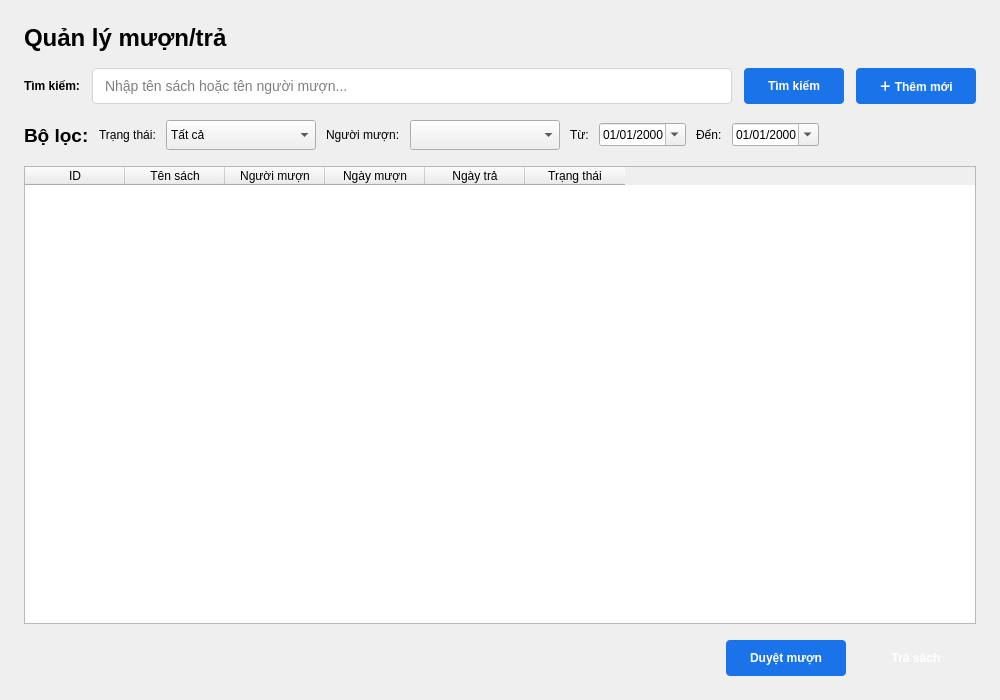
Before: the Qt Designer form view/screen_loans.ui in phuongphuong5110-create/library-app, drawn with Qt 5.
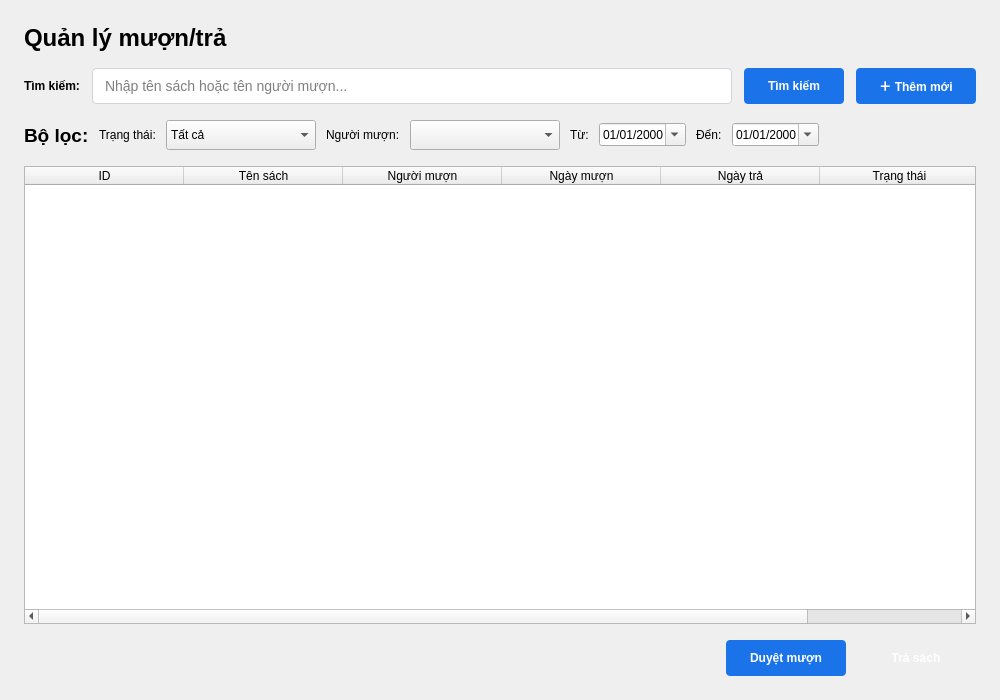
After: the same form once the commit is applied.

```diff
--- a/view/screen_loans.ui
+++ b/view/screen_loans.ui
@@ -269,6 +269,18 @@
      <property name="showGrid">
       <bool>true</bool>
      </property>
+     <attribute name="horizontalHeaderMinimumSectionSize">
+      <number>30</number>
+     </attribute>
+     <attribute name="horizontalHeaderDefaultSectionSize">
+      <number>159</number>
+     </attribute>
+     <attribute name="verticalHeaderMinimumSectionSize">
+      <number>30</number>
+     </attribute>
+     <attribute name="verticalHeaderDefaultSectionSize">
+      <number>40</number>
+     </attribute>
      <column>
       <property name="text">
        <string>ID</string>
```
Left out of the diff: 12 changed lines with no effect on the pictures.
